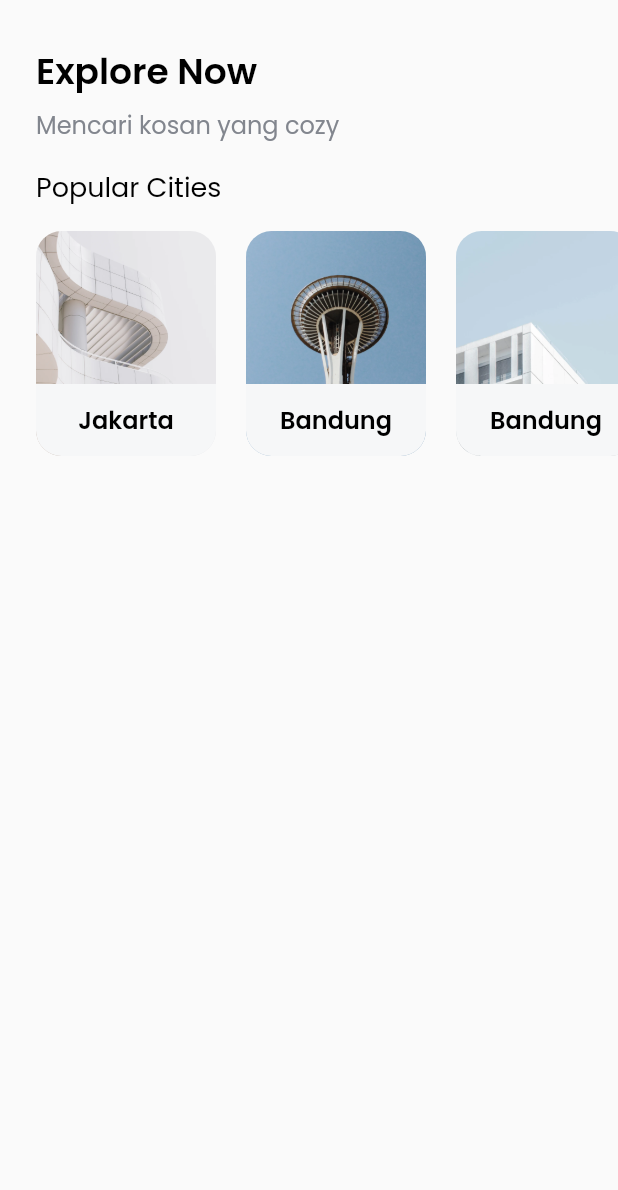
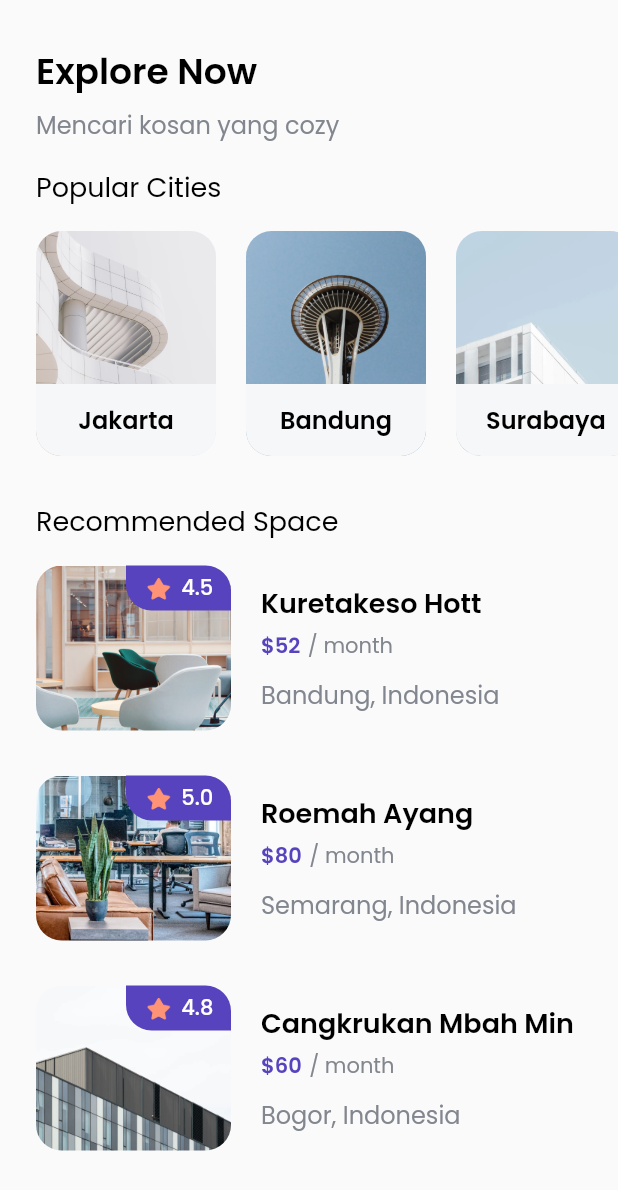
Before and after one commit to davadaviar/flutter-findhouse, a Flutter app: the HomePage screen opened by its route, on a phone screen of 412 x 824 dp. Shown: the top 1190 px of the screen. Run offline on Flutter 3.47's test engine with Material 2 defaults, Android fonts, the phone set to English and light mode, and no system bars; our stand-ins replace google_fonts.

Commit message:
Create home page

```diff
--- a/lib/ui/pages/home_page.dart
+++ b/lib/ui/pages/home_page.dart
@@ -1,5 +1,6 @@
 import 'package:flutter/material.dart';
 import 'package:flutter_findhouse/ui/widgets/custom_cities_card.dart';
+import 'package:flutter_findhouse/ui/widgets/custom_space_card.dart';
 import '../../shared/themes.dart';
 
 class HomePage extends StatelessWidget {
@@ -76,28 +77,28 @@ class HomePage extends StatelessWidget {
                     width: 20,
                   ),
                   CustomCitiesCard(
-                    title: 'Bandung',
+                    title: 'Surabaya',
                     imgUrl: 'assets/city3.png',
                   ),
                   SizedBox(
                     width: 20,
                   ),
                   CustomCitiesCard(
-                    title: 'Bandung',
+                    title: 'Pelembang',
                     imgUrl: 'assets/city4.png',
                   ),
                   SizedBox(
                     width: 20,
                   ),
                   CustomCitiesCard(
-                    title: 'Bandung',
+                    title: 'Aceh',
                     imgUrl: 'assets/city5.png',
                   ),
                   SizedBox(
                     width: 20,
                   ),
                   CustomCitiesCard(
-                    title: 'Bandung',
+                    title: 'Bogor',
                     imgUrl: 'assets/city6.png',
                   ),
                 ],
@@ -108,12 +109,73 @@ class HomePage extends StatelessWidget {
       );
     }
 
+    ;
+
+    Widget recommendedSpace() {
+      return Padding(
+        padding: EdgeInsets.only(
+          top: 30,
+          left: defaultMargin,
+        ),
+        child: Column(
+          crossAxisAlignment: CrossAxisAlignment.start,
+          children: [
+            Text(
+              'Recommended Space',
+              style: blackTextStyle.copyWith(
+                fontSize: 18,
+                fontWeight: regular,
+              ),
+            ),
+            SizedBox(
+              height: 16,
+            ),
+            CustomSpaceCard(
+              title: 'Kuretakeso Hott',
+              imgUrl: 'assets/space1.png',
+              price: '\$52',
+              city: 'Bandung, Indonesia',
+              rate: 4.5,
+            ),
+            SizedBox(
+              height: 30,
+            ),
+            CustomSpaceCard(
+              title: 'Roemah Ayang',
+              imgUrl: 'assets/space2.png',
+              price: '\$80',
+              city: 'Semarang, Indonesia',
+              rate: 5.0,
+            ),
+            SizedBox(
+              height: 30,
+            ),
+            CustomSpaceCard(
+              title: 'Cangkrukan Mbah Min',
+              imgUrl: 'assets/space3.png',
+              price: '\$60',
+              city: 'Bogor, Indonesia',
+              rate: 4.8,
+            ),
+          ],
+        ),
+      );
+    }
+
+    ;
+
+    Widget tipsGuideline() {
+      return Container();
+    }
+
     return Scaffold(
       body: SafeArea(
         child: ListView(
           children: [
             header(),
             citiesSlide(),
+            recommendedSpace(),
+            tipsGuideline(),
           ],
         ),
       ),
--- a/lib/ui/widgets/custom_cities_card.dart
+++ b/lib/ui/widgets/custom_cities_card.dart
@@ -2,8 +2,6 @@ import 'package:flutter/material.dart';
 import '../../shared/themes.dart';
 
 class CustomCitiesCard extends StatelessWidget {
-
-  final int isSelected;
   final String title;
   final String imgUrl;
 
--- /dev/null
+++ b/lib/ui/widgets/custom_space_card.dart
@@ -0,0 +1,125 @@
+import 'package:flutter/material.dart';
+import '../../shared/themes.dart';
+
+class CustomSpaceCard extends StatelessWidget {
+  final String title;
+  final String imgUrl;
+  final String price;
+  final String city;
+  final double rate;
+
+  const CustomSpaceCard({
+    Key? key,
+    required this.title,
+    required this.imgUrl,
+    required this.price,
+    required this.city,
+    required this.rate,
+  }) : super(key: key);
+
+  @override
+  Widget build(BuildContext context) {
+    return Container(
+      child: Row(
+        children: [
+          Container(
+            width: 130,
+            height: 110,
+            decoration: BoxDecoration(
+              borderRadius: BorderRadius.circular(defaultRadius),
+              image: DecorationImage(
+                image: AssetImage(imgUrl),
+                fit: BoxFit.cover,
+              ),
+            ),
+            child: Align(
+              alignment: Alignment.topRight,
+              child: Container(
+                width: 70,
+                height: 30,
+                decoration: BoxDecoration(
+                  borderRadius: BorderRadius.only(
+                    topRight: Radius.circular(defaultRadius),
+                    bottomLeft: Radius.circular(defaultRadius),
+                  ),
+                  color: primaryColor,
+                ),
+                child: Center(
+                  child: Row(
+                    mainAxisAlignment: MainAxisAlignment.center,
+                    children: [
+                      Image.asset(
+                        'assets/icon_star.png',
+                        width: 20,
+                        height: 20,
+                      ),
+                      SizedBox(
+                        width: 5,
+                      ),
+                      Text(
+                        rate.toString(),
+                        style: whiteTextStyle.copyWith(
+                          fontSize: 14,
+                          fontWeight: medium,
+                        ),
+                      )
+                    ],
+                  ),
+                ),
+              ),
+            ),
+          ),
+          Container(
+            margin: EdgeInsets.only(left: 20),
+            child: Column(
+              crossAxisAlignment: CrossAxisAlignment.start,
+              children: [
+                Text(
+                  title,
+                  style: blackTextStyle.copyWith(
+                    fontSize: 18,
+                    fontWeight: semiBold,
+                  ),
+                ),
+                SizedBox(
+                  height: 5,
+                ),
+                Row(
+                  children: [
+                    Text(
+                      price,
+                      style: purpleTextStyle.copyWith(
+                        fontSize: 14,
+                        fontWeight: semiBold,
+                      ),
+                    ),
+                    SizedBox(
+                      width: 5,
+                    ),
+                    Text(
+                      '/ month',
+                      style: greyTextStyle.copyWith(
+                        fontSize: 14,
+                        fontWeight: regular,
+                      ),
+                    )
+                  ],
+                ),
+                SizedBox(
+                  height: 10,
+                ),
+                Text(
+                  city,
+                  style: greyTextStyle.copyWith(
+                    fontSize: 16,
+                    fontWeight: regular,
+                  ),
+                )
+              ],
+            ),
+          )
+        ],
+      ),
+    );
+  }
+}
```
